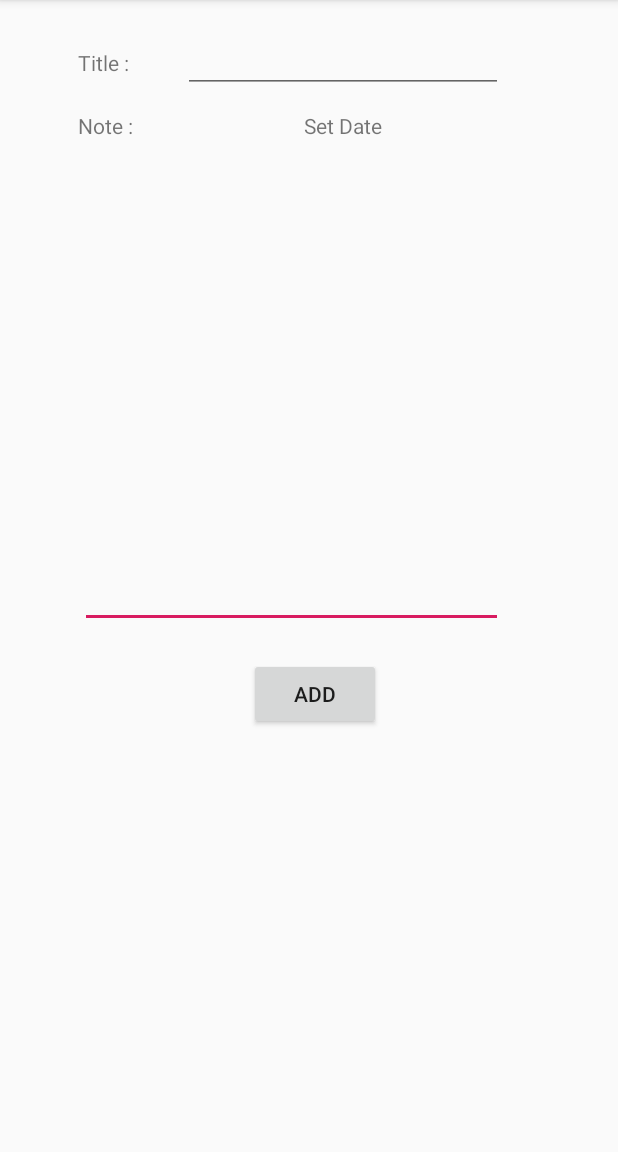
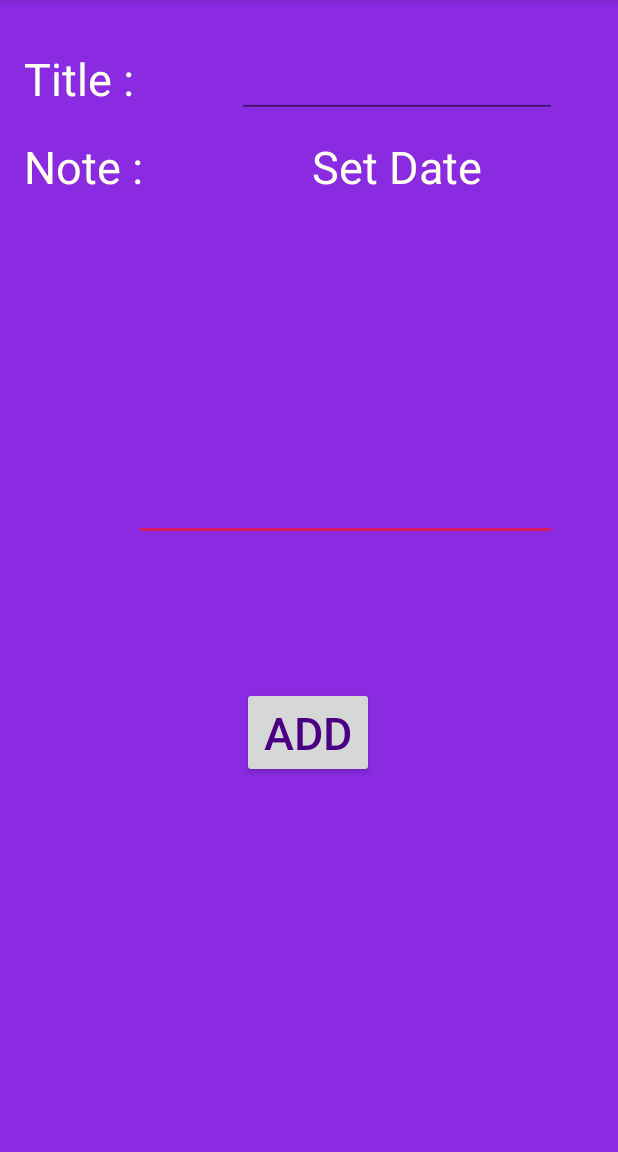
Before and after one commit to rezatrue/NoteKeeper, an Android app: the AddNoteActivity screen opened directly, with no data from a screen before it, on a phone screen of 412 x 824 dp, the part 84-1236 px from its top. Run offline under Robolectric (Android 15) with nearby library versions, the phone set to English and light mode, and no system bars.

Commit message:
Final version for presentaion

```diff
--- a/app/src/main/AndroidManifest.xml
+++ b/app/src/main/AndroidManifest.xml
@@ -4,7 +4,7 @@
 
     <application
         android:allowBackup="true"
-        android:icon="@mipmap/ic_launcher"
+        android:icon="@mipmap/notekeeper"
         android:label="@string/app_name"
         android:roundIcon="@mipmap/ic_launcher_round"
         android:supportsRtl="true"
--- a/app/src/main/res/layout/activity_add_note.xml
+++ b/app/src/main/res/layout/activity_add_note.xml
@@ -1,19 +1,23 @@
 <?xml version="1.0" encoding="utf-8"?>
-<android.support.constraint.ConstraintLayout xmlns:android="http://schemas.android.com/apk/res/android"
+<android.support.constraint.ConstraintLayout
+    xmlns:android="http://schemas.android.com/apk/res/android"
     xmlns:app="http://schemas.android.com/apk/res-auto"
     xmlns:tools="http://schemas.android.com/tools"
     android:layout_width="match_parent"
     android:layout_height="match_parent"
+    android:background="@color/blueviolet"
     tools:context=".AddNoteActivity">
 
     <TextView
         android:id="@+id/textView"
         android:layout_width="wrap_content"
         android:layout_height="wrap_content"
-        android:layout_marginStart="52dp"
-        android:layout_marginLeft="52dp"
+        android:layout_marginStart="16dp"
+        android:layout_marginLeft="16dp"
         android:layout_marginTop="32dp"
         android:text="Title :"
+        android:textColor="@color/ivory"
+        android:textSize="30sp"
         app:layout_constraintStart_toStartOf="parent"
         app:layout_constraintTop_toTopOf="parent" />
 
@@ -23,13 +27,15 @@
         android:layout_height="wrap_content"
         android:layout_marginTop="12dp"
         android:text="Note : "
+        android:textSize="30sp"
+        android:textColor="@color/ivory"
         app:layout_constraintStart_toStartOf="@+id/textView"
         app:layout_constraintTop_toBottomOf="@+id/etTitle" />
 
     <EditText
         android:id="@+id/etNote"
         android:layout_width="282dp"
-        android:layout_height="305dp"
+        android:layout_height="209dp"
         android:layout_marginStart="8dp"
         android:layout_marginLeft="8dp"
         android:layout_marginTop="20dp"
@@ -46,9 +52,12 @@
         android:layout_height="44dp"
         android:layout_marginStart="36dp"
         android:layout_marginLeft="36dp"
+        android:layout_marginEnd="8dp"
+        android:layout_marginRight="8dp"
         android:ems="10"
         android:inputType="textPersonName"
         app:layout_constraintBaseline_toBaselineOf="@+id/textView"
+        app:layout_constraintEnd_toEndOf="parent"
         app:layout_constraintStart_toEndOf="@+id/textView" />
 
     <Button
@@ -57,17 +66,25 @@
         android:layout_height="wrap_content"
         android:layout_marginStart="8dp"
         android:layout_marginLeft="8dp"
-        android:layout_marginTop="20dp"
+        android:layout_marginTop="8dp"
+        android:layout_marginBottom="8dp"
         android:text="add"
+        android:textColor="@color/indigo"
+        android:textSize="30sp"
+        app:layout_constraintBottom_toBottomOf="parent"
         app:layout_constraintEnd_toEndOf="parent"
+        app:layout_constraintHorizontal_bias="0.486"
         app:layout_constraintStart_toStartOf="parent"
-        app:layout_constraintTop_toBottomOf="@+id/etNote" />
+        app:layout_constraintTop_toBottomOf="@+id/etNote"
+        app:layout_constraintVertical_bias="0.27" />
 
     <TextView
         android:id="@+id/tvSetDate"
         android:layout_width="wrap_content"
         android:layout_height="wrap_content"
         android:text="Set Date"
+        android:textSize="30sp"
+        android:textColor="@color/ivory"
         app:layout_constraintBaseline_toBaselineOf="@+id/textView2"
         app:layout_constraintEnd_toEndOf="@+id/etTitle"
         app:layout_constraintStart_toStartOf="@+id/etTitle" />
--- a/app/src/main/res/layout/activity_note_list.xml
+++ b/app/src/main/res/layout/activity_note_list.xml
@@ -4,6 +4,7 @@
     xmlns:app="http://schemas.android.com/apk/res-auto"
     xmlns:tools="http://schemas.android.com/tools"
     android:layout_width="match_parent"
+    android:background="@color/cadetblue"
     android:layout_height="match_parent"
     tools:context=".NoteListActivity">
 
--- a/app/src/main/res/values/styles.xml
+++ b/app/src/main/res/values/styles.xml
@@ -2,6 +2,7 @@
 
     <!-- Base application theme. -->
     <style name="AppTheme" parent="Theme.AppCompat.Light.DarkActionBar">
+
         <!-- Customize your theme here. -->
         <item name="colorPrimary">@color/colorPrimary</item>
         <item name="colorPrimaryDark">@color/colorPrimaryDark</item>
```
Also changed, not shown: app/src/main/java/com/growtogether/notekeeper/AddNoteActivity.java (+11 -1 lines), app/src/main/res/layout/single_row.xml (+11 -3 lines), app/src/main/res/values/colors.xml (+19 -0 lines), app/src/main/res/mipmap-mdpi/notekeeper.PNG (added).
